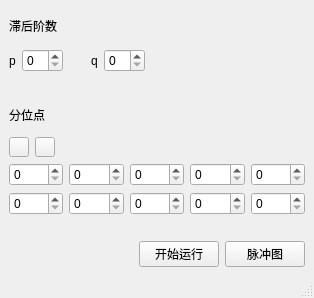
The window that child_GUI/QVAR.ui (lei940324/Quantile) describes before a commit, drawn with Qt 5.
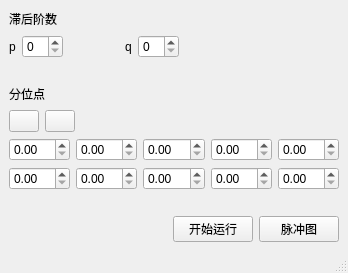
The same window after the commit. Icons and pictures are not drawn.

Commit message: 增加QVAR框架

```diff
--- a/child_GUI/QVAR.ui
+++ b/child_GUI/QVAR.ui
@@ -6,8 +6,8 @@
    <rect>
     <x>0</x>
     <y>0</y>
-    <width>314</width>
-    <height>298</height>
+    <width>348</width>
+    <height>273</height>
    </rect>
   </property>
   <property name="windowTitle">
@@ -21,8 +21,8 @@
        <widget class="QPushButton" name="pushButton">
         <property name="maximumSize">
          <size>
-          <width>20</width>
-          <height>20</height>
+          <width>30</width>
+          <height>30</height>
          </size>
         </property>
         <property name="text">
@@ -34,8 +34,8 @@
        <widget class="QPushButton" name="pushButton_2">
         <property name="maximumSize">
          <size>
-          <width>20</width>
-          <height>20</height>
+          <width>30</width>
+          <height>30</height>
          </size>
         </property>
         <property name="text">
@@ -43,6 +43,32 @@
         </property>
        </widget>
       </item>
+      <item>
+       <spacer name="horizontalSpacer_15">
+        <property name="orientation">
+         <enum>Qt::Horizontal</enum>
+        </property>
+        <property name="sizeHint" stdset="0">
+         <size>
+          <width>40</width>
+          <height>20</height>
+         </size>
+        </property>
+       </spacer>
+      </item>
+      <item>
+       <spacer name="horizontalSpacer_14">
+        <property name="orientation">
+         <enum>Qt::Horizontal</enum>
+        </property>
+        <property name="sizeHint" stdset="0">
+         <size>
+          <width>40</width>
+          <height>20</height>
+         </size>
+        </property>
+       </spacer>
+      </item>
       <item>
        <spacer name="horizontalSpacer_3">
         <property name="orientation">
@@ -87,34 +113,104 @@
     <item row="7" column="0">
      <layout class="QGridLayout" name="gridLayout_2">
       <item row="0" column="0">
-       <widget class="QSpinBox" name="spinBox_3"/>
+       <widget class="QDoubleSpinBox" name="doubleSpinBox">
+        <property name="maximumSize">
+         <size>
+          <width>70</width>
+          <height>16777215</height>
+         </size>
+        </property>
+       </widget>
       </item>
       <item row="0" column="1">
-       <widget class="QSpinBox" name="spinBox_4"/>
+       <widget class="QDoubleSpinBox" name="doubleSpinBox_2">
+        <property name="maximumSize">
+         <size>
+          <width>70</width>
+          <height>16777215</height>
+         </size>
+        </property>
+       </widget>
+      </item>
+      <item row="0" column="2">
+       <widget class="QDoubleSpinBox" name="doubleSpinBox_3">
+        <property name="maximumSize">
+         <size>
+          <width>70</width>
+          <height>16777215</height>
+         </size>
+        </property>
+       </widget>
+      </item>
+      <item row="0" column="3">
+       <widget class="QDoubleSpinBox" name="doubleSpinBox_4">
+        <property name="maximumSize">
+         <size>
+          <width>70</width>
+          <height>16777215</height>
+         </size>
+        </property>
+       </widget>
       </item>
       <item row="0" column="4">
-       <widget class="QSpinBox" name="spinBox_6"/>
-      </item>
-      <item row="0" column="5">
-       <widget class="QSpinBox" name="spinBox_7"/>
+       <widget class="QDoubleSpinBox" name="doubleSpinBox_5">
+        <property name="maximumSize">
+         <size>
+          <width>70</width>
+          <height>16777215</height>
+         </size>
+        </property>
+       </widget>
       </item>
       <item row="1" column="0">
-       <widget class="QSpinBox" name="spinBox_8"/>
+       <widget class="QDoubleSpinBox" name="doubleSpinBox_6">
+        <property name="maximumSize">
+         <size>
+          <width>70</width>
+          <height>16777215</height>
+         </size>
+        </property>
+       </widget>
       </item>
       <item row="1" column="1">
-       <widget class="QSpinBox" name="spinBox_9"/>
+       <widget class="QDoubleSpinBox" name="doubleSpinBox_7">
+        <property name="maximumSize">
+         <size>
+          <width>70</width>
+          <height>16777215</height>
+         </size>
+        </property>
+       </widget>
       </item>
       <item row="1" column="2">
-       <widget class="QSpinBox" name="spinBox_10"/>
+       <widget class="QDoubleSpinBox" name="doubleSpinBox_8">
+        <property name="maximumSize">
+         <size>
+          <width>70</width>
+          <height>16777215</height>
+         </size>
+        </property>
+       </widget>
       </item>
-      <item row="1" column="5">
-       <widget class="QSpinBox" name="spinBox_12"/>
-      </item>
-      <item row="0" column="2">
-       <widget class="QSpinBox" name="spinBox_5"/>
+      <item row="1" column="3">
+       <widget class="QDoubleSpinBox" name="doubleSpinBox_9">
+        <property name="maximumSize">
+         <size>
+          <width>70</width>
+          <height>16777215</height>
+         </size>
+        </property>
+       </widget>
       </item>
       <item row="1" column="4">
-       <widget class="QSpinBox" name="spinBox_11"/>
+       <widget class="QDoubleSpinBox" name="doubleSpinBox_10">
+        <property name="maximumSize">
+         <size>
+          <width>70</width>
+          <height>16777215</height>
+         </size>
+        </property>
+       </widget>
       </item>
      </layout>
     </item>
@@ -128,7 +224,14 @@
        </widget>
       </item>
       <item>
-       <widget class="QSpinBox" name="spinBox"/>
+       <widget class="QSpinBox" name="spinBox">
+        <property name="maximumSize">
+         <size>
+          <width>50</width>
+          <height>16777215</height>
+         </size>
+        </property>
+       </widget>
       </item>
       <item>
        <spacer name="horizontalSpacer_12">
@@ -164,7 +267,14 @@
        </widget>
       </item>
       <item>
-       <widget class="QSpinBox" name="spinBox_2"/>
+       <widget class="QSpinBox" name="spinBox_2">
+        <property name="maximumSize">
+         <size>
+          <width>50</width>
+          <height>16777215</height>
+         </size>
+        </property>
+       </widget>
       </item>
       <item>
        <spacer name="horizontalSpacer_11">
```
Left out of the diff: 158 changed lines with no effect on the pictures. The commit also changes 21 other files.
